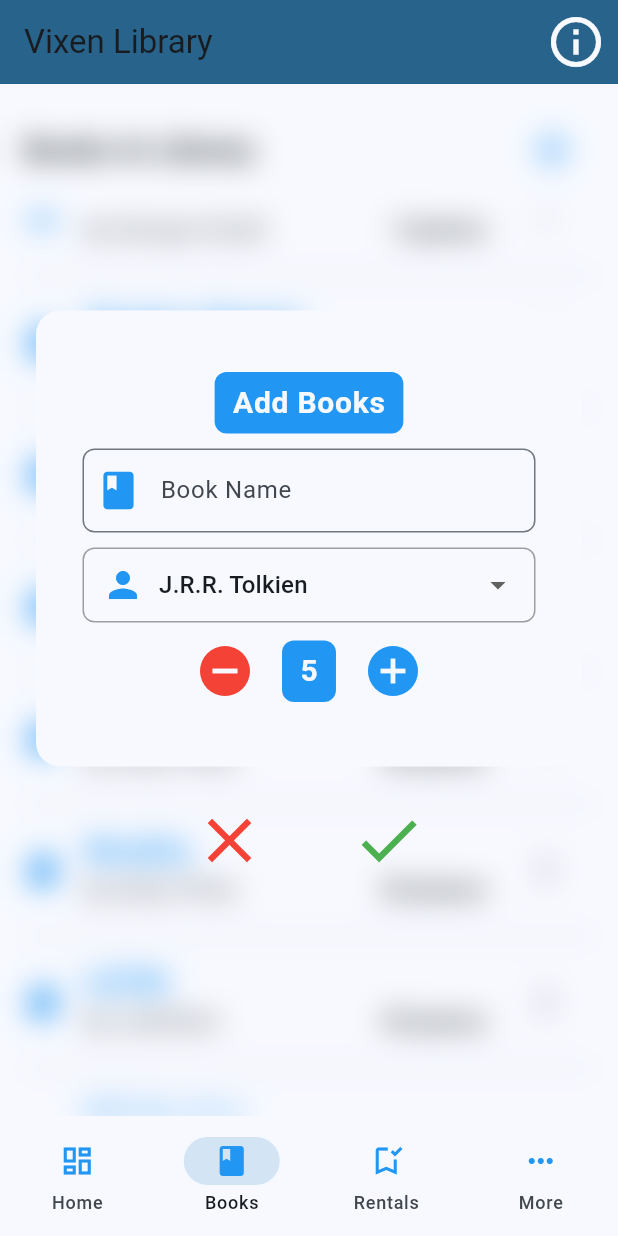
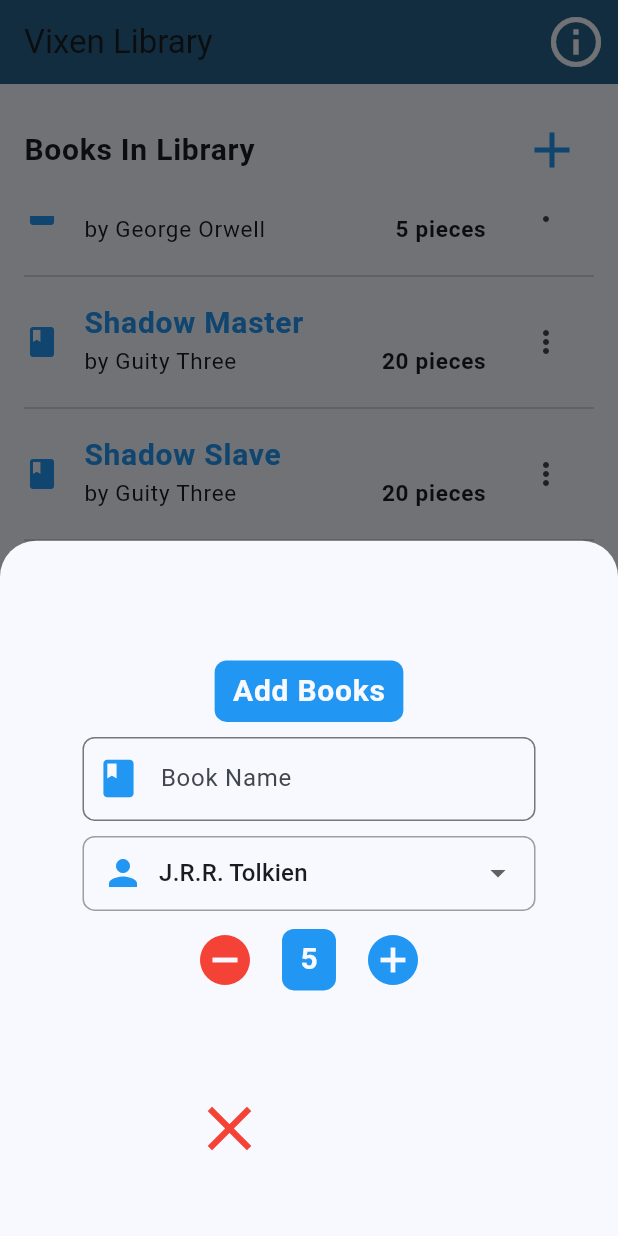
Before and after one commit to Victorjayce/Vixen-Library, a Flutter app: the screen it shows after launch, item 2 of the bottom bar chosen, scrolled down 576 dp, after a tap on the "add" icon, on a phone screen of 412 x 824 dp. Run offline on Flutter 3.47's test engine with Material 3 defaults, Android fonts, the phone set to English and light mode, and no system bars.

Commit message:
updated addbook to use modalsheet in details.dart and book.dart

```diff
--- a/library_mgt/lib/author.dart
+++ b/library_mgt/lib/author.dart
@@ -50,7 +50,7 @@ class _AuthorPageState extends State<AuthorPage> {
               children: [
                 IconButton(
                   onPressed: () => _callAddAuthorDialog(context),
-                  tooltip: 'Add Book',
+                  tooltip: 'Add Author',
                   iconSize: 40,
                   color: Colors.blue,
                   icon: const Icon(Icons.add),
--- a/library_mgt/lib/book.dart
+++ b/library_mgt/lib/book.dart
@@ -2,7 +2,6 @@ import 'package:flutter/material.dart';
 import 'package:library_mgt/lib.dart';
 import 'package:library_mgt/widgets/addbook.dart';
 import 'package:library_mgt/widgets/addmore.dart';
-import 'dart:ui' as ui;
 import 'widgets/rent.dart';
 
 class HomePage extends StatefulWidget {
@@ -31,10 +30,7 @@ class _HomePageState extends State<HomePage>
   Widget build(BuildContext context) {
     super.build(context);
     final library = LibraryProvider.of(context);
-    return Stack(
-      alignment: Alignment.center,
-      children: [
-        Column(
+    return Column(
       mainAxisAlignment: MainAxisAlignment.start,
       children: <Widget>[
         Padding(
@@ -54,7 +50,7 @@ class _HomePageState extends State<HomePage>
                 ),
               ),
               IconButton(
-                    onPressed: () => _addbooks(),
+                onPressed: () => _calladdbook(context),
                 tooltip: 'Add Book',
                 iconSize: 40,
                 color: Colors.blue,
@@ -101,9 +97,7 @@ class _HomePageState extends State<HomePage>
                               fontStyle: FontStyle.normal,
                               fontFamily: 'Roboto',
                               letterSpacing: 0.5,
-                                  color: Theme.of(
-                                    context,
-                                  ).colorScheme.onSurface,
+                              color: Theme.of(context).colorScheme.onSurface,
                             ),
                           ),
                           book.available > 1
@@ -155,11 +149,7 @@ class _HomePageState extends State<HomePage>
                             value: MenuAction.addmore,
                             child: Row(
                               children: [
-                                    Icon(
-                                      Icons.add,
-                                      color: Colors.blue,
-                                      size: 20,
-                                    ),
+                                Icon(Icons.add, color: Colors.blue, size: 20),
                                 Text('Add more pieces'),
                               ],
                             ),
@@ -181,11 +171,7 @@ class _HomePageState extends State<HomePage>
                             value: MenuAction.delete,
                             child: Row(
                               children: [
-                                    Icon(
-                                      Icons.delete,
-                                      color: Colors.red,
-                                      size: 20,
-                                    ),
+                                Icon(Icons.delete, color: Colors.red, size: 20),
                                 Text('Delete'),
                               ],
                             ),
@@ -210,59 +196,44 @@ class _HomePageState extends State<HomePage>
                       ),
                     );
                   },
-                      separatorBuilder: (context, index) => const Divider(
-                        indent: 16,
-                        endIndent: 16,
-                        thickness: 1,
-                      ),
-                    ),
-            ),
-          ],
-        ),
-        Visibility(
-          visible: showAddbook,
-          maintainState: true,
-          child: BackdropFilter(
-            filter: ui.ImageFilter.blur(sigmaX: 10, sigmaY: 10),
-            child: AnimatedScale(
-              scale: showAddbook ? 1.0 : 0.0,
-              duration: const Duration(milliseconds: 250),
-              child: Addbook(
-                onClose: () {
-                  setState(() {
-                    showAddbook = false;
-                    showFab = true;
-                  });
-                },
-              ),
-            ),
+                  separatorBuilder: (context, index) =>
+                      const Divider(indent: 16, endIndent: 16, thickness: 1),
                 ),
         ),
       ],
     );
-    // floatingActionButton: IgnorePointer(
-    //   ignoring: !showFab,
-    //   child: AnimatedScale(
-    //     scale: showFab ? 1.0 : 0.0,
-    //     duration: const Duration(milliseconds: 250),
-    //     child: FloatingActionButton(
-    //       onPressed: () => _addbooks(),
-    //       tooltip: 'Add Books',
-    //       child: const Icon(
-    //         Icons.library_add,
-    //         size: 40,
-    //         color: Colors.blue,
-    //       ),
-    //     ),
-    //   ),
-    // ),
   }
 
-  void _addbooks() {
-    setState(() {
-      showAddbook = !showAddbook;
-      showFab = !showFab;
-    });
+  Future<void> _calladdbook(BuildContext context) async {
+    String? bookName = await showAddBook(context);
+    if (!context.mounted) return;
+    if (bookName != null && bookName.isNotEmpty) {
+      ScaffoldMessenger.of(context).showSnackBar(
+        SnackBar(
+          content: Text('Book: \'$bookName\'      added to library'),
+          behavior: SnackBarBehavior.floating,
+          backgroundColor: Colors.blue.withValues(alpha: 0.5),
+          shape: RoundedRectangleBorder(borderRadius: BorderRadius.circular(8)),
+          margin: EdgeInsets.all(16),
+          duration: Duration(seconds: 2),
+          showCloseIcon: true,
+        ),
+      );
+    }
+    if (newAuthor.isNotEmpty) {
+      ScaffoldMessenger.of(context).showSnackBar(
+        SnackBar(
+          content: Text('Author: \'$newAuthor\'      added to library'),
+          behavior: SnackBarBehavior.floating,
+          backgroundColor: Colors.blue.withValues(alpha: 0.5),
+          shape: RoundedRectangleBorder(borderRadius: BorderRadius.circular(8)),
+          margin: EdgeInsets.all(16),
+          duration: Duration(seconds: 2),
+          showCloseIcon: true,
+        ),
+      );
+      newAuthor = '';
+    }
   }
 
   Future<void> _calladdmore(int id, BuildContext context) async {
--- a/library_mgt/lib/main.dart
+++ b/library_mgt/lib/main.dart
@@ -69,7 +69,11 @@ Route<dynamic>? _routes(RouteSettings settings) {
     case authorRoute:
       return MaterialPageRoute(builder: (_) => const AuthorPage());
     case userdetailsRoute:
-      return MaterialPageRoute(builder: (_) => const UserDetail());
+      final args = settings.arguments;
+      if (args is User) {
+        return MaterialPageRoute(builder: (_) => UserDetail(user: args));
+      }
+      return _errorRoute();
     case userRoute:
       return MaterialPageRoute(builder: (_) => const UserPage());
     case detailsRoute:
--- a/library_mgt/lib/widgets/addbook.dart
+++ b/library_mgt/lib/widgets/addbook.dart
@@ -4,15 +4,28 @@ import 'package:library_mgt/lib.dart';
 import 'addauthor.dart';
 
 class Addbook extends StatefulWidget {
-  const Addbook({super.key, required this.onClose});
-  final VoidCallback onClose;
+  const Addbook({super.key, this.author = ''});
+  final String author;
   @override
   State<Addbook> createState() => _AddbookState();
 }
 
+Future<String?> showAddBook(BuildContext context) {
+  return showModalBottomSheet<String>(
+    context: context,
+    backgroundColor: Theme.of(context).colorScheme.surface,
+    clipBehavior: Clip.antiAlias,
+    shape: const RoundedRectangleBorder(
+      borderRadius: BorderRadius.vertical(top: Radius.circular(24)),
+    ),
+    builder: (_) => Addbook(),
+  );
+}
+
+String newAuthor = '';
+
 class _AddbookState extends State<Addbook> {
   bool showAddauthor = false;
-  String newauthorname = '';
   final TextEditingController _booknamecontroller = TextEditingController();
   int quantity = 5;
   String selectedAuthor = '';
@@ -22,12 +35,23 @@ class _AddbookState extends State<Addbook> {
   @override
   void didChangeDependencies() {
     super.didChangeDependencies();
-    if (selectedAuthor.isEmpty) {
+    if (widget.author.isEmpty) {
       final lib = LibraryProvider.of(context);
       selectedAuthor = lib.authorNames.isNotEmpty
           ? lib.authorNames.first
           : addnew;
+    } else {
+      selectedAuthor = widget.author;
     }
+  }
+
+  @override
+  void initState() {
+    super.initState();
+
+    _booknamecontroller.addListener(() {
+      setState(() {});
+    });
   }
 
   @override
@@ -184,7 +208,7 @@ class _AddbookState extends State<Addbook> {
                       mainAxisAlignment: MainAxisAlignment.center,
                       children: [
                         IconButton(
-                          onPressed: widget.onClose,
+                          onPressed: () => {Navigator.pop(context)},
                           icon: const Icon(
                             Icons.close,
                             color: Colors.red,
@@ -193,7 +217,14 @@ class _AddbookState extends State<Addbook> {
                           tooltip: 'Cancel',
                         ),
                         SizedBox(width: 40),
-                        IconButton(
+                        AnimatedScale(
+                          scale:
+                              _booknamecontroller.text.trim().isNotEmpty &&
+                                  selectedAuthor.isNotEmpty
+                              ? 1.0
+                              : 0.0,
+                          duration: const Duration(milliseconds: 150),
+                          child: IconButton(
                             onPressed: () => _saveBook(context),
                             icon: const Icon(
                               Icons.check,
@@ -201,6 +232,7 @@ class _AddbookState extends State<Addbook> {
                               size: 50,
                             ),
                             tooltip: 'Save',
+                          ),
                         ),
                       ],
                     ),
@@ -219,6 +251,7 @@ class _AddbookState extends State<Addbook> {
     if (newAuthorName != null && newAuthorName.isNotEmpty) {
       setState(() {
         selectedAuthor = newAuthorName;
+        newAuthor = newAuthorName;
       });
     } else {
       setState(() {
@@ -233,29 +266,12 @@ class _AddbookState extends State<Addbook> {
     final bookName = _booknamecontroller.text.trim();
     if (bookName.isNotEmpty && selectedAuthor.isNotEmpty) {
       LibraryProvider.of(context).addBook(bookName, selectedAuthor, quantity);
-      _booknamecontroller.clear();
-      setState(() {
-        selectedAuthor = '';
-        quantity = 0;
-      });
-      widget.onClose();
+      Navigator.pop(context, bookName);
       ScaffoldMessenger.of(context).showSnackBar(
         SnackBar(
           content: Text('Book: \'$bookName\'      added to library'),
           behavior: SnackBarBehavior.floating,
           backgroundColor: Colors.blue.withValues(alpha: 0.5),
-          shape: RoundedRectangleBorder(borderRadius: BorderRadius.circular(8)),
-          margin: EdgeInsets.all(16),
-          duration: Duration(seconds: 2),
-          showCloseIcon: true,
-        ),
-      );
-    } else {
-      ScaffoldMessenger.of(context).showSnackBar(
-        SnackBar(
-          content: Text('Enter Required details before saving'),
-          behavior: SnackBarBehavior.floating,
-          backgroundColor: Colors.red,
           shape: RoundedRectangleBorder(borderRadius: BorderRadius.circular(8)),
           margin: EdgeInsets.all(16),
           duration: Duration(seconds: 2),
```
Also changed, not shown: library_mgt/lib/details.dart (+25 -49 lines). Lines whose indentation alone changed are shown as unchanged.
